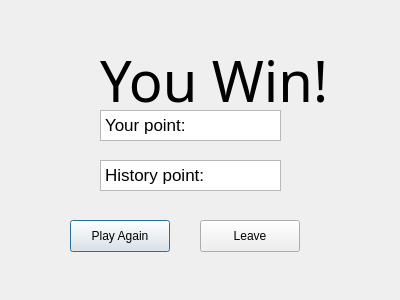
Above: Bucket/winwin.ui from Han1230c/qt-water-droplet-game before the change. Below: the same form after it.
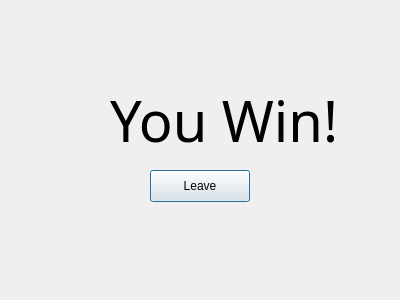
That is the form after the change.

```diff
--- a/Bucket/winwin.ui
+++ b/Bucket/winwin.ui
@@ -16,8 +16,8 @@
   <widget class="QLabel" name="labelTitle">
    <property name="geometry">
     <rect>
-     <x>100</x>
-     <y>50</y>
+     <x>110</x>
+     <y>90</y>
      <width>231</width>
      <height>61</height>
     </rect>
@@ -32,64 +32,11 @@
     <string>You Win!</string>
    </property>
   </widget>
-  <widget class="QTextEdit" name="textEdit">
+  <widget class="QPushButton" name="leaveBtm">
    <property name="geometry">
     <rect>
-     <x>100</x>
-     <y>110</y>
-     <width>181</width>
-     <height>31</height>
-    </rect>
-   </property>
-   <property name="html">
-    <string>&lt;!DOCTYPE HTML PUBLIC &quot;-//W3C//DTD HTML 4.0//EN&quot; &quot;http://www.w3.org/TR/REC-html40/strict.dtd&quot;&gt;
-&lt;html&gt;&lt;head&gt;&lt;meta name=&quot;qrichtext&quot; content=&quot;1&quot; /&gt;&lt;meta charset=&quot;utf-8&quot; /&gt;&lt;style type=&quot;text/css&quot;&gt;
-p, li { white-space: pre-wrap; }
-hr { height: 1px; border-width: 0; }
-li.unchecked::marker { content: &quot;\2610&quot;; }
-li.checked::marker { content: &quot;\2612&quot;; }
-&lt;/style&gt;&lt;/head&gt;&lt;body style=&quot; font-family:'.AppleSystemUIFont'; font-size:13pt; font-weight:400; font-style:normal;&quot;&gt;
-&lt;p style=&quot; margin-top:0px; margin-bottom:0px; margin-left:0px; margin-right:0px; -qt-block-indent:0; text-indent:0px;&quot;&gt;Your point: &lt;/p&gt;&lt;/body&gt;&lt;/html&gt;</string>
-   </property>
-  </widget>
-  <widget class="QTextEdit" name="textEdit_2">
-   <property name="geometry">
-    <rect>
-     <x>100</x>
-     <y>160</y>
-     <width>181</width>
-     <height>31</height>
-    </rect>
-   </property>
-   <property name="html">
-    <string>&lt;!DOCTYPE HTML PUBLIC &quot;-//W3C//DTD HTML 4.0//EN&quot; &quot;http://www.w3.org/TR/REC-html40/strict.dtd&quot;&gt;
-&lt;html&gt;&lt;head&gt;&lt;meta name=&quot;qrichtext&quot; content=&quot;1&quot; /&gt;&lt;meta charset=&quot;utf-8&quot; /&gt;&lt;style type=&quot;text/css&quot;&gt;
-p, li { white-space: pre-wrap; }
-hr { height: 1px; border-width: 0; }
-li.unchecked::marker { content: &quot;\2610&quot;; }
-li.checked::marker { content: &quot;\2612&quot;; }
-&lt;/style&gt;&lt;/head&gt;&lt;body style=&quot; font-family:'.AppleSystemUIFont'; font-size:13pt; font-weight:400; font-style:normal;&quot;&gt;
-&lt;p style=&quot; margin-top:0px; margin-bottom:0px; margin-left:0px; margin-right:0px; -qt-block-indent:0; text-indent:0px;&quot;&gt;History point: &lt;/p&gt;&lt;/body&gt;&lt;/html&gt;</string>
-   </property>
-  </widget>
-  <widget class="QPushButton" name="pushButton">
-   <property name="geometry">
-    <rect>
-     <x>70</x>
-     <y>220</y>
-     <width>100</width>
-     <height>32</height>
-    </rect>
-   </property>
-   <property name="text">
-    <string>Play Again</string>
-   </property>
-  </widget>
-  <widget class="QPushButton" name="pushButton_2">
-   <property name="geometry">
-    <rect>
-     <x>200</x>
-     <y>220</y>
+     <x>150</x>
+     <y>170</y>
      <width>100</width>
      <height>32</height>
     </rect>
```
